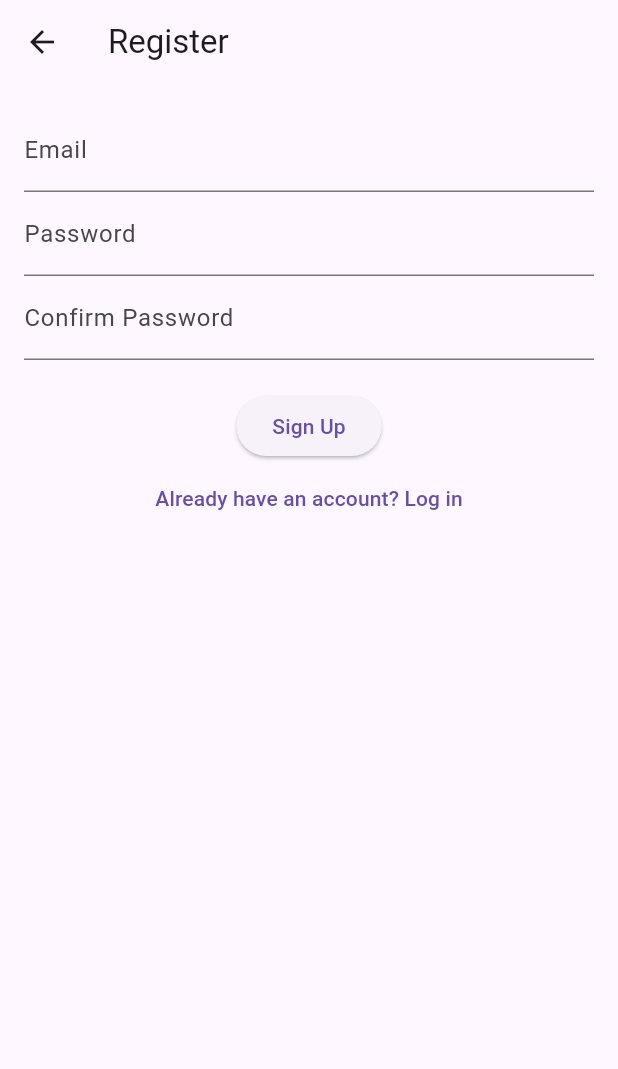
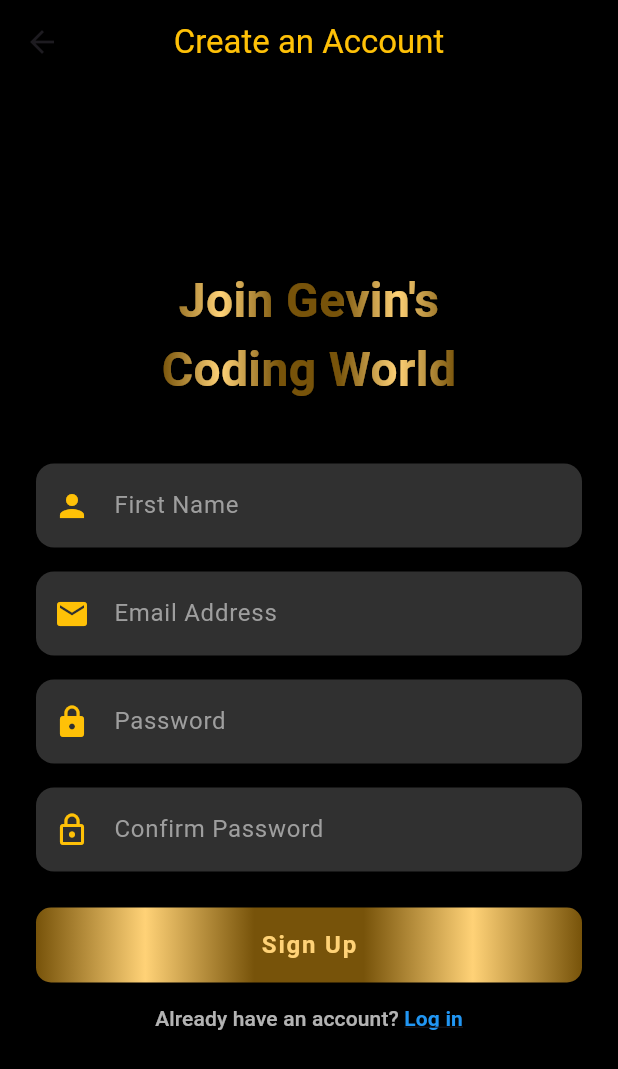
Before and after one commit to gevinpaas/logging_in_project, a Flutter app: the SignupScreen screen opened directly, on a phone screen of 412 x 824 dp. Shown: the top 1069 px of the screen. Run offline on Flutter 3.47's test engine with Material 3 defaults, Android fonts, the phone set to English and light mode, and no system bars; our stand-ins replace device_preview.

Commit message:
New desing and state to signup screen

```diff
--- a/lib/screens/sing_up/sing_up.dart
+++ b/lib/screens/sing_up/sing_up.dart
@@ -1,48 +1,146 @@
 import 'package:flutter/material.dart';
+import 'package:logging_in_project/screens/login/login_screen.dart';
+import 'package:logging_in_project/styles/app_gradients.dart';
+import 'package:logging_in_project/widgets/gradient_button.dart';
+import 'package:logging_in_project/widgets/gradient_text.dart';
 
-class SignupScreen extends StatelessWidget {
+class SignupScreen extends StatefulWidget {
   const SignupScreen({super.key});
 
   @override
-  Widget build(BuildContext context) {
+  State<SignupScreen> createState() => _SignupScreenState();
+}
+
+class _SignupScreenState extends State<SignupScreen> {
+  final firstNameController = TextEditingController();
   final emailController = TextEditingController();
   final passwordController = TextEditingController();
-    final confirmController = TextEditingController();
+  final confirmPasswordController = TextEditingController();
 
+  @override
+  void dispose() {
+    firstNameController.dispose();
+    emailController.dispose();
+    passwordController.dispose();
+    confirmPasswordController.dispose();
+    super.dispose();
+  }
+
+  @override
+  Widget build(BuildContext context) {
     return Scaffold(
-      appBar: AppBar(title: const Text('Register')),
-      body: Padding(
-        padding: const EdgeInsets.all(16),
+      backgroundColor: Colors.black,
+      appBar: AppBar(
+        title: const Text(
+          'Create an Account',
+          style: TextStyle(color: Colors.amber),
+        ),
+        backgroundColor: Colors.black,
+        centerTitle: true,
+      ),
+      body: SafeArea(
+        child: Center(
+          child: Padding(
+            padding: const EdgeInsets.symmetric(horizontal: 24),
             child: Column(
+              mainAxisAlignment: MainAxisAlignment.center,
+              mainAxisSize: MainAxisSize.min,
               children: [
-            TextField(
+                GradientText(
+                  text: "Join Gevin's\nCoding World",
+                  style: const TextStyle(
+                    fontSize: 32,
+                    fontWeight: FontWeight.bold,
+                  ),
+                  gradient: AppGradients.goldGradient,
+                  textAlign: TextAlign.center,
+                ),
+                const SizedBox(height: 40),
+                buildInputField(
+                  controller: firstNameController,
+                  hint: 'First Name',
+                  icon: Icons.person,
+                ),
+                const SizedBox(height: 16),
+                buildInputField(
                   controller: emailController,
-              decoration: const InputDecoration(labelText: 'Email'),
+                  hint: 'Email Address',
+                  icon: Icons.email,
                 ),
-            TextField(
+                const SizedBox(height: 16),
+                buildInputField(
                   controller: passwordController,
-              obscureText: true,
-              decoration: const InputDecoration(labelText: 'Password'),
+                  hint: 'Password',
+                  icon: Icons.lock,
+                  obscure: true,
                 ),
-            TextField(
-              controller: confirmController,
-              obscureText: true,
-              decoration: const InputDecoration(labelText: 'Confirm Password'),
+                const SizedBox(height: 16),
+                buildInputField(
+                  controller: confirmPasswordController,
+                  hint: 'Confirm Password',
+                  icon: Icons.lock_outline,
+                  obscure: true,
                 ),
-            const SizedBox(height: 20),
-            ElevatedButton(
+                const SizedBox(height: 24),
+                GradientButton(
+                  text: 'Sign Up',
                   onPressed: () {
-                // TODO: Implement registration logic
+                    print('Signup clicked');
                   },
-              child: const Text('Sign Up'),
+                  width: double.infinity,
+                  height: 50,
                 ),
                 TextButton(
                   onPressed: () {
-                Navigator.pop(context);
+                    Navigator.pushReplacement(
+                      context,
+                      MaterialPageRoute(builder: (_) => const LoginScreen()),
+                    );
                   },
-              child: const Text("Already have an account? Log in"),
-            )
+                  child: Text.rich(
+                    TextSpan(
+                      text: "Already have an account? ",
+                      style: const TextStyle(color: Colors.white70),
+                      children: [
+                        TextSpan(
+                          text: "Log in",
+                          style: const TextStyle(
+                            color: Colors.blue,
+                            fontWeight: FontWeight.bold,
+                            decoration: TextDecoration.underline,
+                          ),
+                        ),
                       ],
+                    ),
+                  ),
+                ),
+              ],
+            ),
+          ),
+        ),
+      ),
+    );
+  }
+
+  Widget buildInputField({
+    required TextEditingController controller,
+    required String hint,
+    required IconData icon,
+    bool obscure = false,
+  }) {
+    return TextField(
+      controller: controller,
+      obscureText: obscure,
+      style: const TextStyle(color: Colors.white),
+      decoration: InputDecoration(
+        filled: true,
+        fillColor: Colors.grey[850],
+        hintText: hint,
+        hintStyle: const TextStyle(color: Colors.grey),
+        prefixIcon: Icon(icon, color: Colors.amber),
+        border: OutlineInputBorder(
+          borderRadius: BorderRadius.circular(12),
+          borderSide: BorderSide.none,
         ),
       ),
     );
```
Lines whose indentation alone changed are shown as unchanged.
